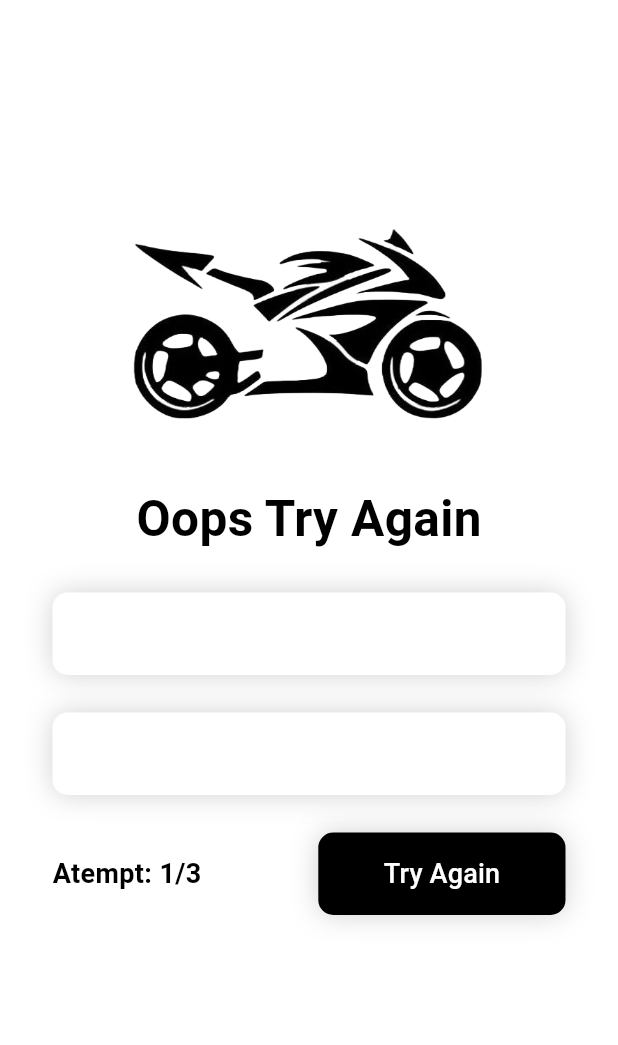
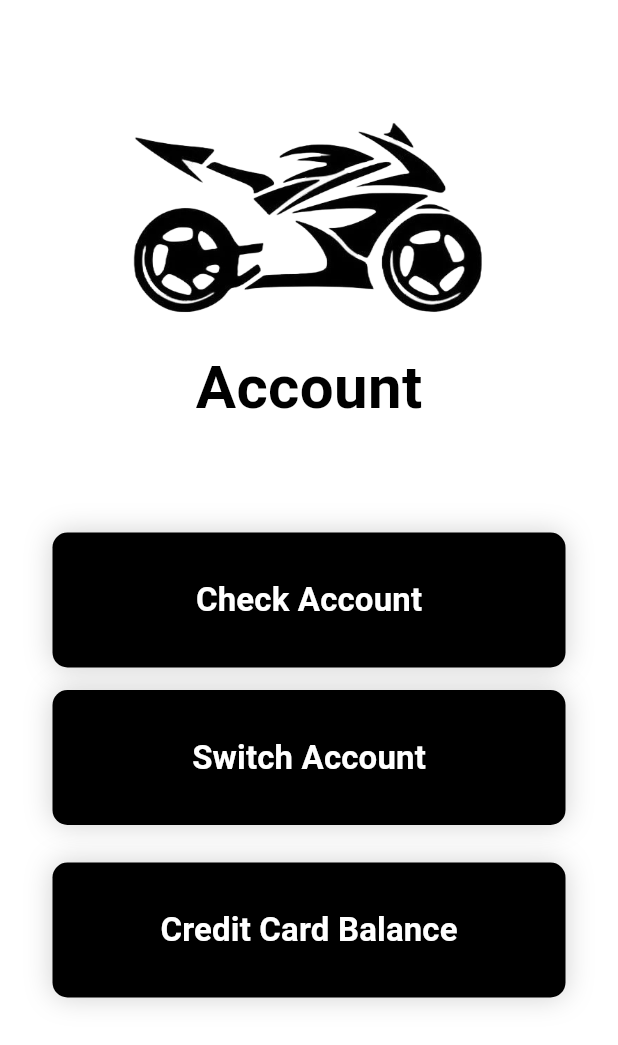
Before and after one commit to Abdusalom-mobile-developer/flutter_practice36_hw2_Navigation, a Flutter app: the screen it shows after launch, on a phone screen of 412 x 824 dp. Shown: the top 1045 px of the screen. Run offline on Flutter 3.47's test engine with Material 3 defaults, Android fonts, the phone set to English and light mode, and no system bars.

Commit message:
Created Account Viewing screen.

```diff
--- a/lib/main.dart
+++ b/lib/main.dart
@@ -1,6 +1,7 @@
 import 'package:flutter/material.dart';
 import 'package:flutter_practice36_hw2/screens/login_screen.dart';
 import 'package:flutter_practice36_hw2/screens/retry_screen.dart';
+import 'package:flutter_practice36_hw2/screens/view_account.dart';
 
 void main() {
   runApp(MyApp());
@@ -20,10 +21,11 @@ class _MyAppState extends State<MyApp> {
   Widget build(BuildContext context) {
     return MaterialApp(
       debugShowCheckedModeBanner: false,
-      home: const RetryScreen(),
+      home: const ViewAccount(),
       routes: {
         LoginScreen.id: (context) => const LoginScreen(),
         RetryScreen.id: (context) => const RetryScreen(),
+        ViewAccount.id: (context) => const ViewAccount(),
       },
     );
   }
--- a/lib/screens/retry_screen.dart
+++ b/lib/screens/retry_screen.dart
@@ -62,7 +62,7 @@ class _RetryScreenState extends State<RetryScreen> {
                   crossAxisAlignment: CrossAxisAlignment.center,
                   children: [
                     const Text(
-                      "Oops Try Again",
+                      "Oops! Try Again",
                       style: TextStyle(
                           color: Colors.black,
                           fontSize: 33,
--- /dev/null
+++ b/lib/screens/view_account.dart
@@ -0,0 +1,119 @@
+import 'package:flutter/material.dart';
+
+class ViewAccount extends StatefulWidget {
+  static const String id = "view_account_screen";
+  const ViewAccount({
+    super.key,
+  });
+
+  @override
+  State<ViewAccount> createState() => _ViewAccountState();
+}
+
+class _ViewAccountState extends State<ViewAccount> {
+  @override
+  Widget build(BuildContext context) {
+    return Scaffold(
+      backgroundColor: Colors.white,
+      body: Container(
+        margin: const EdgeInsets.symmetric(horizontal: 35, vertical: 60),
+        child: SingleChildScrollView(
+          child: Column(
+            children: [
+              const Image(
+                image: AssetImage("assets/images/logo3.png"),
+                height: 200,
+                width: double.infinity,
+                fit: BoxFit.cover,
+              ),
+              Transform.translate(
+                offset: const Offset(0, -30),
+                child: const Column(
+                  crossAxisAlignment: CrossAxisAlignment.end,
+                  children: [
+                    Text(
+                      "Account",
+                      style: TextStyle(
+                          color: Colors.black,
+                          fontSize: 40,
+                          fontWeight: FontWeight.bold),
+                    )
+                  ],
+                ),
+              ),
+              const SizedBox(
+                height: 38,
+              ),
+              Container(
+                  height: 90,
+                  width: double.infinity,
+                  margin: const EdgeInsets.only(bottom: 15),
+                  decoration: BoxDecoration(
+                      borderRadius: BorderRadius.circular(10),
+                      color: Colors.black,
+                      boxShadow: [
+                        BoxShadow(
+                            color: Colors.black.withOpacity(0.18),
+                            blurRadius: 15,
+                            offset: const Offset(0, 0))
+                      ]),
+                  child: TextButton(
+                      onPressed: () {},
+                      child: const Text(
+                        "Check Account",
+                        style: TextStyle(
+                            color: Colors.white,
+                            fontSize: 22,
+                            fontWeight: FontWeight.bold),
+                      ))),
+              Container(
+                  height: 90,
+                  width: double.infinity,
+                  margin: const EdgeInsets.only(bottom: 25),
+                  decoration: BoxDecoration(
+                      borderRadius: BorderRadius.circular(10),
+                      color: Colors.black,
+                      boxShadow: [
+                        BoxShadow(
+                            color: Colors.black.withOpacity(0.18),
+                            blurRadius: 15,
+                            offset: const Offset(0, 0))
+                      ]),
+                  child: TextButton(
+                      onPressed: () {},
+                      child: const Text(
+                        "Switch Account",
+                        style: TextStyle(
+                            color: Colors.white,
+                            fontSize: 22,
+                            fontWeight: FontWeight.bold),
+                      ))),
+              Container(
+                  height: 90,
+                  width: double.infinity,
+                  margin: const EdgeInsets.only(bottom: 25),
+                  decoration: BoxDecoration(
+                      borderRadius: BorderRadius.circular(10),
+                      color: Colors.black,
+                      boxShadow: [
+                        BoxShadow(
+                            color: Colors.black.withOpacity(0.18),
+                            blurRadius: 15,
+                            offset: const Offset(0, 0))
+                      ]),
+                  child: TextButton(
+                      onPressed: () {},
+                      child: const Text(
+                        "Credit Card Balance",
+                        style: TextStyle(
+                            color: Colors.white,
+                            fontSize: 22,
+                            fontWeight: FontWeight.bold),
+                      )))
+            ],
+          ),
+        ),
+      ),
+    );
+  }
+}
```
